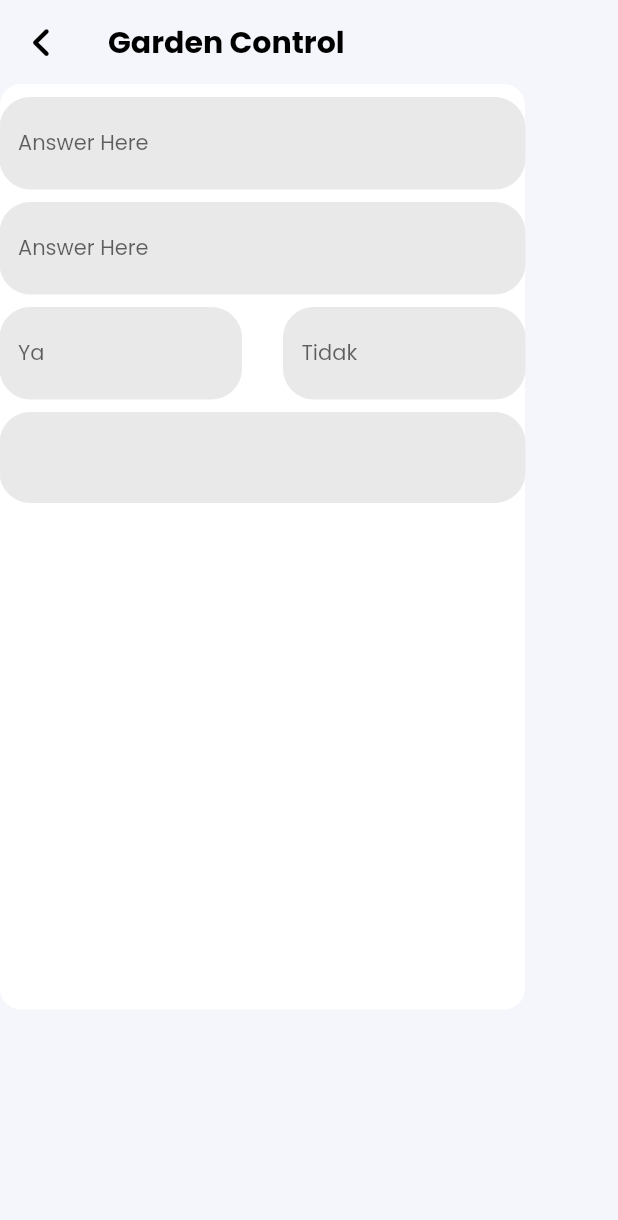
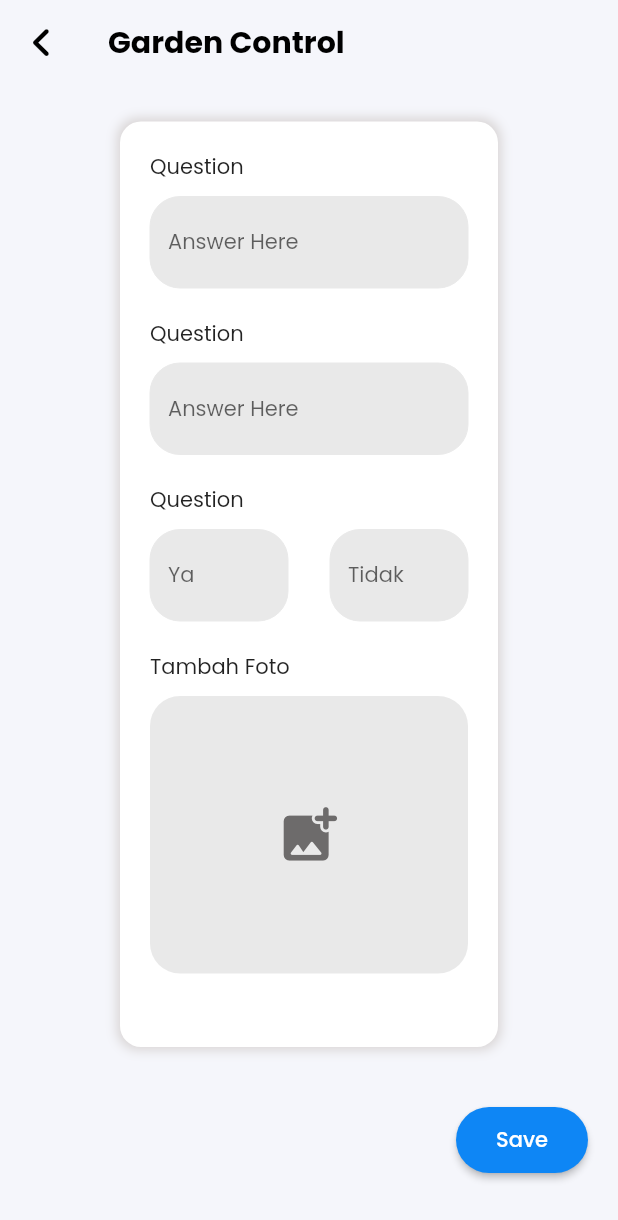
Before and after one commit to arcelzi/sabang, a Flutter app: the Garden screen opened directly, on a phone screen of 412 x 824 dp. Shown: the top 1220 px of the screen. Run offline on Flutter 3.47's test engine with Material 2 defaults, Android fonts, the phone set to English and light mode, and no system bars; our stand-ins replace font_awesome_flutter.

Commit message:
14/08/2023

```diff
--- a/lib/menu/gardencontrol.dart
+++ b/lib/menu/gardencontrol.dart
@@ -36,13 +36,24 @@ class _GardenState extends State<Garden> {
         ),
       ),
       body: Column(
+        crossAxisAlignment: CrossAxisAlignment.end,
         children: [
           GestureDetector(
             onTap: () => FocusManager.instance.primaryFocus?.unfocus(),
             child: Container(
+              margin: EdgeInsets.symmetric(horizontal: 80, vertical: 25),
+              padding: EdgeInsets.only(left: 20, right: 20),
               height: 617,
               width: 350,
               decoration: BoxDecoration(
+                boxShadow: [
+                  BoxShadow(
+                    color: Color(0xFFD8D4D4),
+                    offset: const Offset(0, 0),
+                    blurRadius: 6,
+                    spreadRadius: 2,
+                  )
+                ],
                 borderRadius: BorderRadius.circular(14),
                 color: Color(0xFFFFFFFF),
               ),
@@ -52,18 +63,78 @@ class _GardenState extends State<Garden> {
                     child: Column(
                       crossAxisAlignment: CrossAxisAlignment.start,
                       children: [
-                        SizedBox(height: 9,),
+                        Padding(
+                          padding: const EdgeInsets.only(top: 20),
+                          child: Text(
+                            "Question",
+                            style: TextStyle(
+                                fontSize: 14, fontFamily: FontPoppins),
+                          ),
+                        ),
+                        SizedBox(
+                          height: 9,
+                        ),
                         buildQuest(),
-                        SizedBox(height: 9,),
+                        Padding(
+                          padding: EdgeInsets.only(top: 20),
+                          child: Text("Question",
+                              style: TextStyle(
+                                  fontFamily: FontPoppins, fontSize: 14)),
+                        ),
+                        SizedBox(
+                          height: 9,
+                        ),
                         buildQuest2(),
-                        SizedBox(height: 9,),
+                        Padding(
+                          padding: EdgeInsets.only(top: 20),
+                          child: Text(
+                            "Question",
+                            style: TextStyle(
+                                fontFamily: FontPoppins, fontSize: 14),
+                          ),
+                        ),
+                        SizedBox(
+                          height: 9,
+                        ),
                         buildQuest3(),
-                        SizedBox(height: 9,),
+                        Padding(
+                            padding: EdgeInsets.only(top: 20),
+                            child: Text("Tambah Foto",
+                                style: TextStyle(
+                                    fontFamily: FontPoppins, fontSize: 14))),
+                        SizedBox(
+                          height: 9,
+                        ),
                         buildPict()
                       ],
                     ),
                   )),
             ),
+          ),
+          SizedBox(
+            height: 15,
+          ),
+          Container(
+            margin: EdgeInsets.only(right: 20),
+            height: 44,
+            width: 88,
+            child: ElevatedButton(
+                onPressed: () {
+                  Navigator.pop(context);
+                },
+                style: ElevatedButton.styleFrom(
+                  backgroundColor: Color(0xFF0E86F5),
+                  shape: RoundedRectangleBorder(
+                    borderRadius: BorderRadius.circular(30),
+                  ),
+                ),
+                child: Text(
+                  "Save",
+                  style: TextStyle(
+                      fontFamily: FontPoppins,
+                      fontSize: 14,
+                      color: Color(0xFFFFFFFF)),
+                )),
           )
         ],
       ),
@@ -148,7 +219,9 @@ Row buildQuest3() {
           ),
         ),
       ),
-      SizedBox(width: 28 ,),
+      SizedBox(
+        width: 28,
+      ),
       Expanded(
         child: TextFormField(
           textAlign: TextAlign.start,
@@ -173,28 +246,19 @@ Row buildQuest3() {
   );
 }
 
-TextFormField buildPict() {
-  return TextFormField(
-    textAlign: TextAlign.start,
-    style: TextStyle(
-      fontSize: 14,
-      color: Color(0xFFA9A9A9),
+Container buildPict() {
+  return Container(
+    height: 185,
+    width: 215,
+    decoration: BoxDecoration(
+      borderRadius: BorderRadius.circular(20),
+      color: Color(0xFFE9E9E9),
     ),
-    decoration: InputDecoration(
-      filled: true,
-      fillColor: Color(0xFFE9E9E9),
-      focusedBorder: OutlineInputBorder(
-          borderRadius: BorderRadius.circular(20),
-          borderSide: BorderSide(color: Color(0xFFE9E9E9), width: 0)),
-      enabledBorder: OutlineInputBorder(
-          borderRadius: BorderRadius.circular(20),
-          borderSide: BorderSide(color: Color(0xFFE9E9E9), width: 0)),
+    child: IconButton(
+      onPressed: () {},
+      icon: Icon(Icons.add_photo_alternate_rounded),
+      color: Color(0xFF6D6B6B),
+      iconSize: 45,
     ),
-    validator: (value) {
-      if (value == null || value.isEmpty) {
-        return 'Tidak Boleh Kosong';
-      }
-      return null;
-    },
   );
 }
```
Lines whose indentation alone changed are shown as unchanged.
